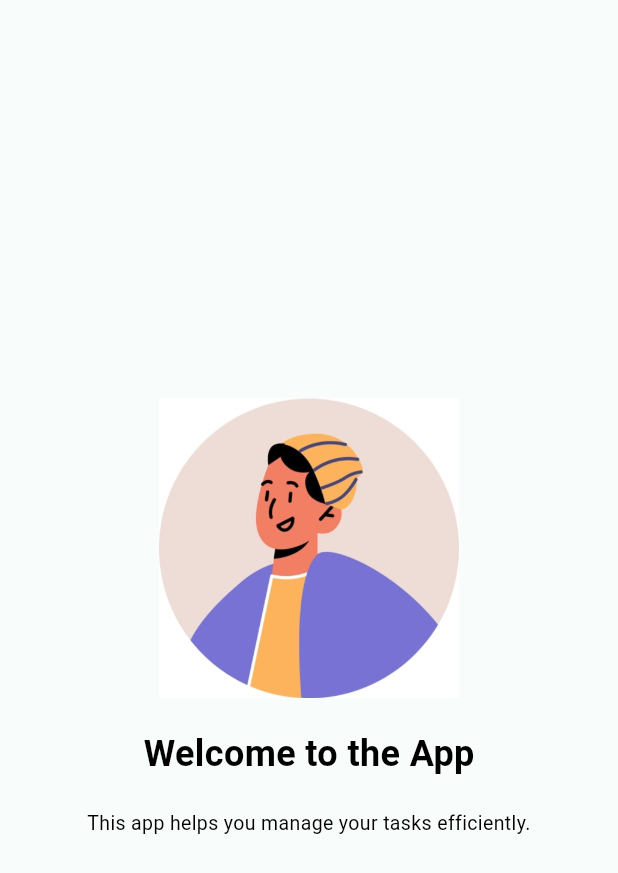
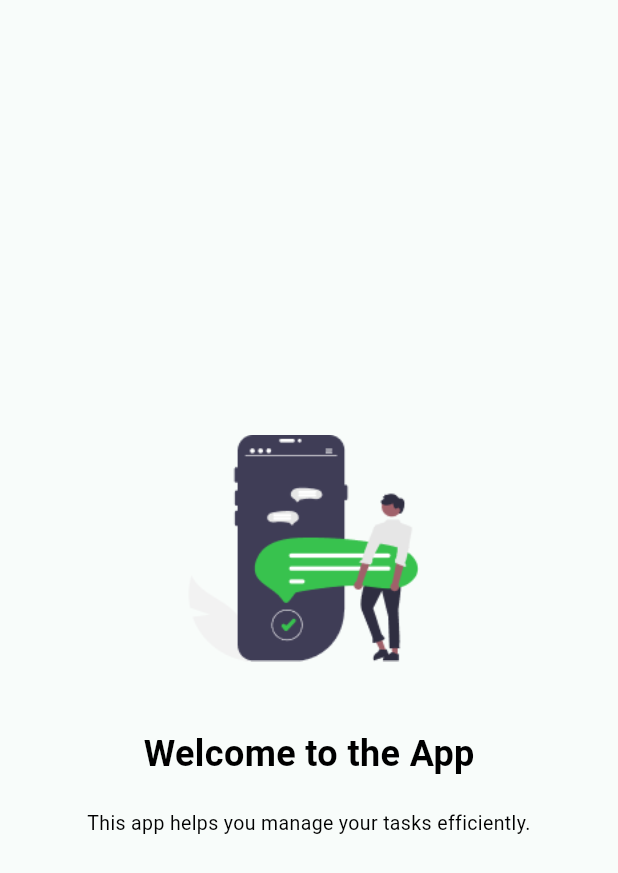
Before and after one commit to kaanygit/mobilecasestudty_beforesunsetai, a Flutter app: the IntroDialog screen opened by its route, on a phone screen of 412 x 824 dp. Shown: the top 873 px of the screen. Run offline on Flutter 3.47's test engine with Material 3 defaults, Android fonts, the phone set to English and light mode, and no system bars; our stand-ins replace bloc, easy_date_timeline, equatable, flutter_bloc, image_picker, shared_preferences; accounts and stored records are empty.

Commit message:
uygulama tamamlandı,hatalar giderildi

```diff
--- a/lib/screens/intro_dialog_screen.dart
+++ b/lib/screens/intro_dialog_screen.dart
@@ -47,8 +47,15 @@ class _IntroDialogState extends State<IntroDialog> {
                   child: Column(
                     mainAxisAlignment: MainAxisAlignment.center,
                     children: [
-                      Container(child:Image.asset("assets/images/avatar.jpg",width:200,height: 200,)),
-                      SizedBox(height: 20,),
+                      Container(
+                          child: Image.asset(
+                        "assets/images/undraw_reminders.png",
+                        width: 200,
+                        height: 200,
+                      )),
+                      SizedBox(
+                        height: 20,
+                      ),
                       Text(
                         'Welcome to the App',
                         style: fontStyle(24, Colors.black, FontWeight.bold),
@@ -57,7 +64,6 @@ class _IntroDialogState extends State<IntroDialog> {
                       Text(
                         'This app helps you manage your tasks efficiently.',
                         style: fontStyle(13, Colors.black, FontWeight.normal),
-
                         textAlign: TextAlign.center,
                       ),
                     ],
@@ -67,18 +73,32 @@ class _IntroDialogState extends State<IntroDialog> {
                   child: Column(
                     mainAxisAlignment: MainAxisAlignment.center,
                     children: [
-                      Container(child:Image.asset("assets/images/avatar.jpg",width:200,height: 200,)),
-                      SizedBox(height: 20,),
+                      Container(
+                          child: Image.asset(
+                        "assets/images/Screenshot 2024-06-29 190843.png",
+                        width: 200,
+                        height: 200,
+                      )),
+                      SizedBox(
+                        height: 20,
+                      ),
+                      Container(
+                          child: Image.asset(
+                        "assets/images/Screenshot 2024-06-29 190830.png",
+                        width: 200,
+                        height: 200,
+                      )),
+                      SizedBox(
+                        height: 20,
+                      ),
                       Text(
                         'Add and Complete Tasks',
                         style: fontStyle(24, Colors.black, FontWeight.bold),
-
                       ),
                       SizedBox(height: 20),
                       Text(
                         'Swipe right to complete a task or left to delete it.',
-                                                style: fontStyle(13, Colors.black, FontWeight.normal),
-
+                        style: fontStyle(13, Colors.black, FontWeight.normal),
                         textAlign: TextAlign.center,
                       ),
                     ],
@@ -88,20 +108,35 @@ class _IntroDialogState extends State<IntroDialog> {
                   child: Column(
                     mainAxisAlignment: MainAxisAlignment.center,
                     children: [
+                      Container(
+                          child: Image.asset(
+                        "assets/images/undraw_my_notifications.png",
+                        width: 200,
+                        height: 200,
+                      )),
+                      SizedBox(
+                        height: 20,
+                      ),
                       Text(
                         'Get Started Now',
-                          style: fontStyle(24, Colors.black, FontWeight.bold),
-
+                        style: fontStyle(24, Colors.black, FontWeight.bold),
                       ),
                       SizedBox(height: 20),
-                      Spacer(),
-                      MyButton(text: "Start", buttonColor: buttonColor, buttonTextColor: Colors.white, buttonTextSize: 20, buttonTextWeight: FontWeight.bold, onPressed: () async {
+                      MyButton(
+                        text: "Start",
+                        buttonColor: buttonColor,
+                        buttonTextColor: Colors.white,
+                        buttonTextSize: 20,
+                        buttonTextWeight: FontWeight.bold,
+                        onPressed: () async {
                           final prefs = await SharedPreferences.getInstance();
                           await prefs.setBool('isFirstTime', false);
                           await Navigator.of(context)
                               .pushReplacementNamed('/home');
-                        }, buttonWidth: ButtonWidth.large,borderRadius: BorderRadius.circular(16),),
-
+                        },
+                        buttonWidth: ButtonWidth.xxLarge,
+                        borderRadius: BorderRadius.circular(16),
+                      ),
                     ],
                   ),
                 ),
--- a/pubspec.yaml
+++ b/pubspec.yaml
@@ -49,7 +49,7 @@ dependencies:
 flutter_launcher_icons:
   android: "launcher_icon"
   ios: true
-  image_path: "assets/images/logo.jpeg"
+  image_path: "assets/images/logo.png"
   min_sdk_android: 21
 
 dev_dependencies:
```
Also changed, not shown: lib/screens/home_screen.dart (+7 -37 lines), lib/screens/intro_screen.dart (+3 -5 lines), assets/images/Screenshot 2024-06-29 190830.png (added), assets/images/Screenshot 2024-06-29 190843.png (added), assets/images/logo.png (added), assets/images/undraw_my_notifications.png (added), assets/images/undraw_reminders.png (added), 33 other files.
